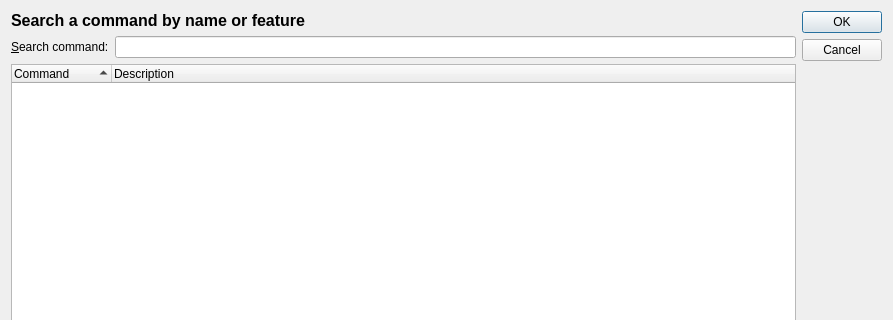
This is src/modules/help/searchcommanddialog.ui in lbellonda/qxmledit as Qt 5 draws it before an edit; both pictures show x 0 to 893 and y 0 to 320 of the 893 by 518 pixel window. The edited form follows.
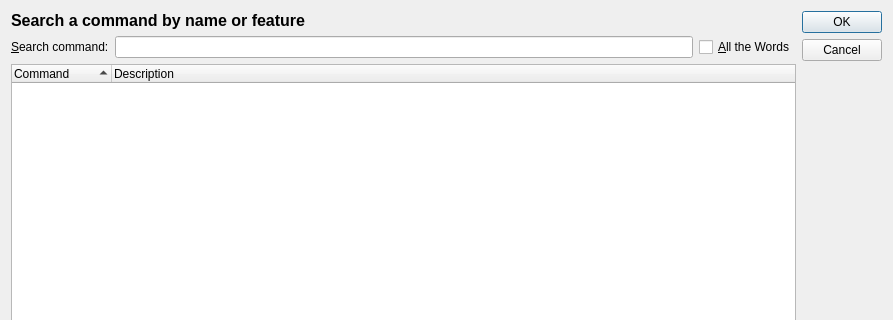
This is the edited form. Icons and pictures are not drawn.

Commit message: b-167 Option to search all or any words in search command text.

```diff
--- a/src/modules/help/searchcommanddialog.ui
+++ b/src/modules/help/searchcommanddialog.ui
@@ -35,8 +35,8 @@
       </widget>
      </item>
      <item>
-      <layout class="QFormLayout" name="formLayout">
-       <item row="0" column="0">
+      <layout class="QHBoxLayout" name="horizontalLayout_2">
+       <item>
         <widget class="QLabel" name="label">
          <property name="text">
           <string>&amp;Search command:</string>
@@ -46,9 +46,19 @@
          </property>
         </widget>
        </item>
-       <item row="0" column="1">
+       <item>
         <widget class="QLineEdit" name="search"/>
        </item>
+       <item>
+        <widget class="QCheckBox" name="allWords">
+         <property name="toolTip">
+          <string>Search items that match all the words.</string>
+         </property>
+         <property name="text">
+          <string>&amp;All the Words</string>
+         </property>
+        </widget>
+       </item>
       </layout>
      </item>
      <item>
```
The commit also changes 4 other files.
